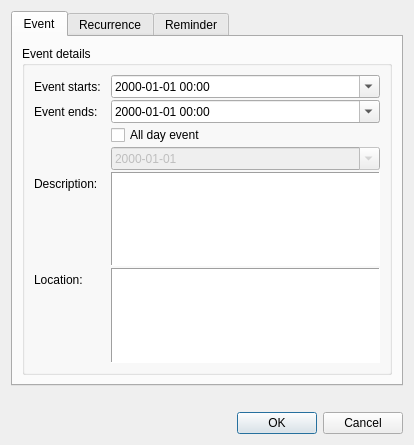
First picture: the form in src/addevent.ui, repository BackupTheBerlios/tinyorganizer, before the edit.
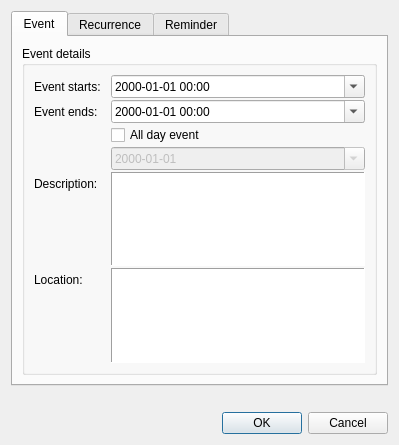
Second picture: the form after the edit.

Patch:
```diff
--- a/src/addevent.ui
+++ b/src/addevent.ui
@@ -6,7 +6,7 @@
    <rect>
     <x>0</x>
     <y>0</y>
-    <width>414</width>
+    <width>399</width>
     <height>445</height>
    </rect>
   </property>
```
Left out of the diff: 60 changed lines with no effect on the pictures.
